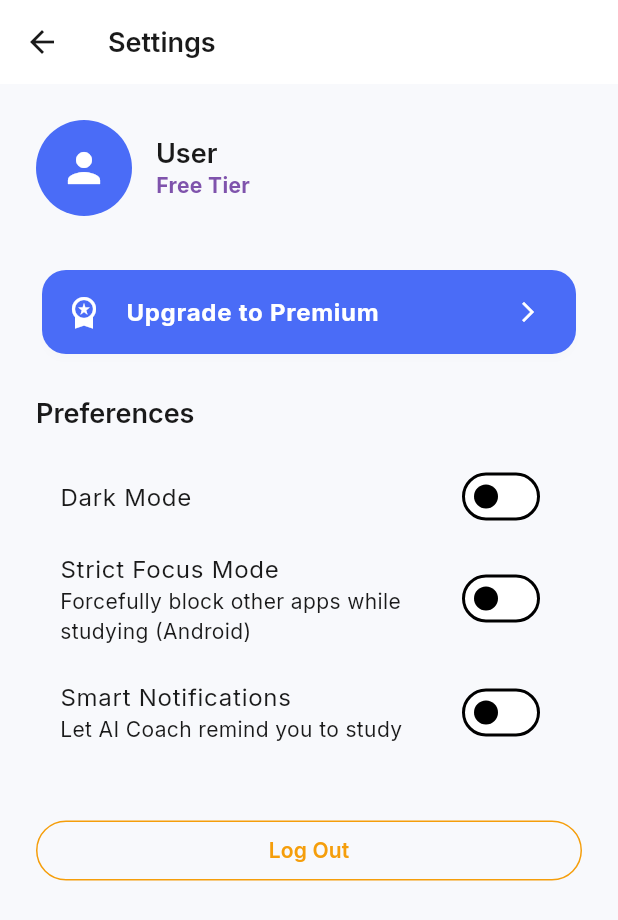
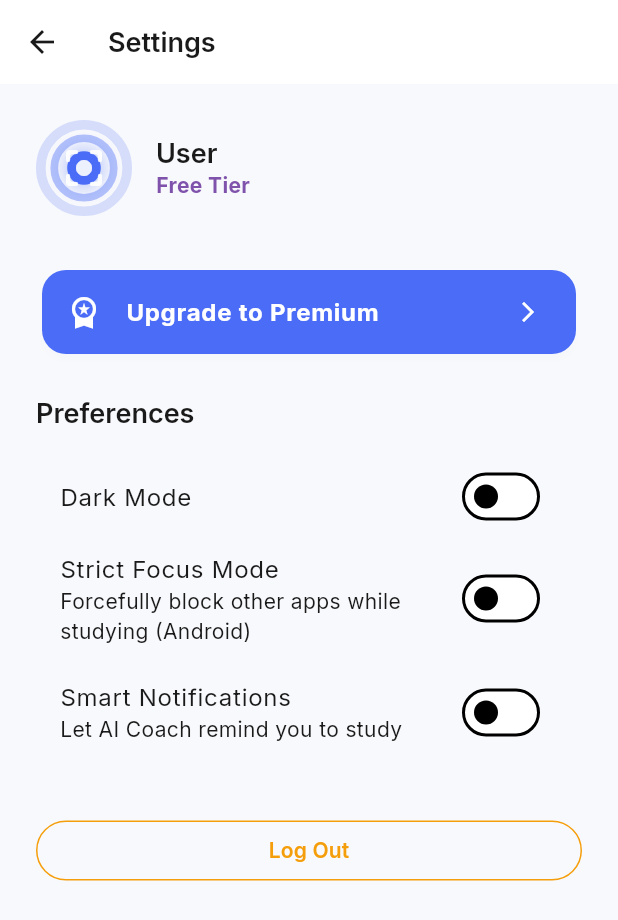
Before and after one commit to saksham456456/Phokat-To-Focus, a Flutter app: the SettingsScreen screen opened directly, on a phone screen of 412 x 824 dp. Shown: the top 920 px of the screen. Run offline on Flutter 3.47's test engine with Material 3 defaults, Android fonts, the light colour scheme and no system bars; our stand-ins replace cloud_firestore, firebase_auth, firebase_core, fl_chart, google_fonts, google_sign_in and 1 more; accounts and stored records are empty.

Commit message:
updatin of android studio

```diff
--- /dev/null
+++ b/devtools_options.yaml
@@ -0,0 +1,3 @@
+description: This file stores settings for Dart & Flutter DevTools.
+documentation: https://docs.flutter.dev/tools/devtools/extensions#configure-extension-enablement-states
+extensions:
--- /dev/null
+++ b/lib/core/widgets/app_logo.dart
@@ -0,0 +1,100 @@
+import 'package:flutter/material.dart';
+
+class AppLogo extends StatelessWidget {
+  final double size;
+  final bool showText;
+  final Color? color;
+
+  const AppLogo({
+    super.key,
+    this.size = 80,
+    this.showText = true,
+    this.color,
+  });
+
+  @override
+  Widget build(BuildContext context) {
+    final primaryColor = color ?? Theme.of(context).primaryColor;
+
+    return Column(
+      mainAxisSize: MainAxisSize.min,
+      children: [
+        Stack(
+          alignment: Alignment.center,
+          children: [
+            // Outer ring representing focus circle
+            Container(
+              width: size,
+              height: size,
+              decoration: BoxDecoration(
+                shape: BoxShape.circle,
+                border: Border.all(
+                  color: primaryColor.withValues(alpha: 0.2),
+                  width: size * 0.1,
+                ),
+              ),
+            ),
+            // Middle ring
+            Container(
+              width: size * 0.7,
+              height: size * 0.7,
+              decoration: BoxDecoration(
+                shape: BoxShape.circle,
+                border: Border.all(
+                  color: primaryColor.withValues(alpha: 0.4),
+                  width: size * 0.08,
+                ),
+              ),
+            ),
+            // Inner circle / Target
+            Container(
+              width: size * 0.35,
+              height: size * 0.35,
+              decoration: BoxDecoration(
+                color: primaryColor,
+                shape: BoxShape.circle,
+                boxShadow: [
+                  BoxShadow(
+                    color: primaryColor.withValues(alpha: 0.4),
+                    blurRadius: 10,
+                    spreadRadius: 2,
+                  ),
+                ],
+              ),
+            ),
+            // The "Target" icon
+            Icon(
+              Icons.center_focus_strong_rounded,
+              size: size * 0.5,
+              color: Colors.white.withValues(alpha: 0.9),
+            ),
+          ],
+        ),
+        if (showText) ...[
+          const SizedBox(height: 16),
+          RichText(
+            text: TextSpan(
+              style: TextStyle(
+                fontSize: size * 0.3,
+                fontWeight: FontWeight.bold,
+                color: Theme.of(context).textTheme.bodyLarge?.color,
+                letterSpacing: -0.5,
+              ),
+              children: [
+                const TextSpan(text: 'Phokat'),
+                TextSpan(
+                  text: 'To',
+                  style: TextStyle(
+                    color: primaryColor,
+                    fontWeight: FontWeight.w300,
+                  ),
+                ),
+                const TextSpan(text: 'Focus'),
+              ],
+            ),
+          ),
+        ],
+      ],
+    );
+  }
+}
--- a/lib/features/gamification/presentation/rewards_screen.dart
+++ b/lib/features/gamification/presentation/rewards_screen.dart
@@ -88,7 +88,7 @@ class RewardsScreen extends StatelessWidget {
         ),
         subtitle: Text(isUnlocked ? 'Unlocked' : 'Requires Level ${requiredXp ~/ 100 + 1}'),
         trailing: isUnlocked
-            ? Icon(Icons.check_circle, color: Theme.of(context).successColor)
+            ? const Icon(Icons.check_circle, color: Color(0xFF22C55E))
             : const Icon(Icons.lock, color: Colors.grey),
       ),
     );
--- a/lib/features/home/presentation/dashboard_screen.dart
+++ b/lib/features/home/presentation/dashboard_screen.dart
@@ -13,6 +13,9 @@ class DashboardScreen extends StatelessWidget {
 
   @override
   Widget build(BuildContext context) {
+    final authProvider = Provider.of<AuthProvider>(context);
+    final userName = authProvider.userName ?? 'Student';
+
     return Scaffold(
       body: SafeArea(
         child: Consumer<PlannerProvider>(
@@ -32,7 +35,7 @@ class DashboardScreen extends StatelessWidget {
                       crossAxisAlignment: CrossAxisAlignment.start,
                       children: [
                         Text(
-                          'Good evening, Alex 👋',
+                          'Good evening, $userName 👋',
                           style: Theme.of(context).textTheme.displaySmall,
                         ),
                         const SizedBox(height: 24),
--- a/lib/features/settings/presentation/settings_screen.dart
+++ b/lib/features/settings/presentation/settings_screen.dart
@@ -6,6 +6,7 @@ import '../../premium/presentation/paywall_screen.dart';
 import '../../focus/providers/focus_provider.dart';
 import '../../planner/providers/planner_provider.dart';
 import '../../../core/theme/theme_provider.dart';
+import '../../../core/widgets/app_logo.dart';
 
 class SettingsScreen extends StatelessWidget {
   const SettingsScreen({super.key});
@@ -25,10 +26,7 @@ class SettingsScreen extends StatelessWidget {
               // Profile Section
               Row(
                 children: [
-                  const CircleAvatar(
-                    radius: 32,
-                    child: Icon(Icons.person, size: 32),
-                  ),
+                  const AppLogo(size: 64, showText: false),
                   const SizedBox(width: 16),
                   Expanded(
                     child: Column(
@@ -121,6 +119,7 @@ class SettingsScreen extends StatelessWidget {
                   onPressed: () {
                     auth.logout();
                     Provider.of<PlannerProvider>(context, listen: false).clearData();
+                    Provider.of<FocusProvider>(context, listen: false).reset();
                     Navigator.of(context).pushAndRemoveUntil(
                       MaterialPageRoute(builder: (_) => const LoginScreen()),
                       (route) => false,
--- a/pubspec.yaml
+++ b/pubspec.yaml
@@ -43,7 +43,7 @@ dependencies:
   firebase_auth: ^6.4.0
   cloud_firestore: ^6.3.0
   http: ^1.6.0
-  google_sign_in: ^7.2.0
+  google_sign_in: ^6.2.1
 
 dev_dependencies:
   flutter_test:
```
Also changed, not shown: lib/features/auth/presentation/login_screen.dart (+9 -13 lines), lib/features/auth/providers/auth_provider.dart (+7 -7 lines), lib/features/planner/providers/planner_provider.dart (+11 -10 lines), lib/features/social/presentation/social_screen.dart (+6 -1 lines), pubspec.lock, 6 other files.
